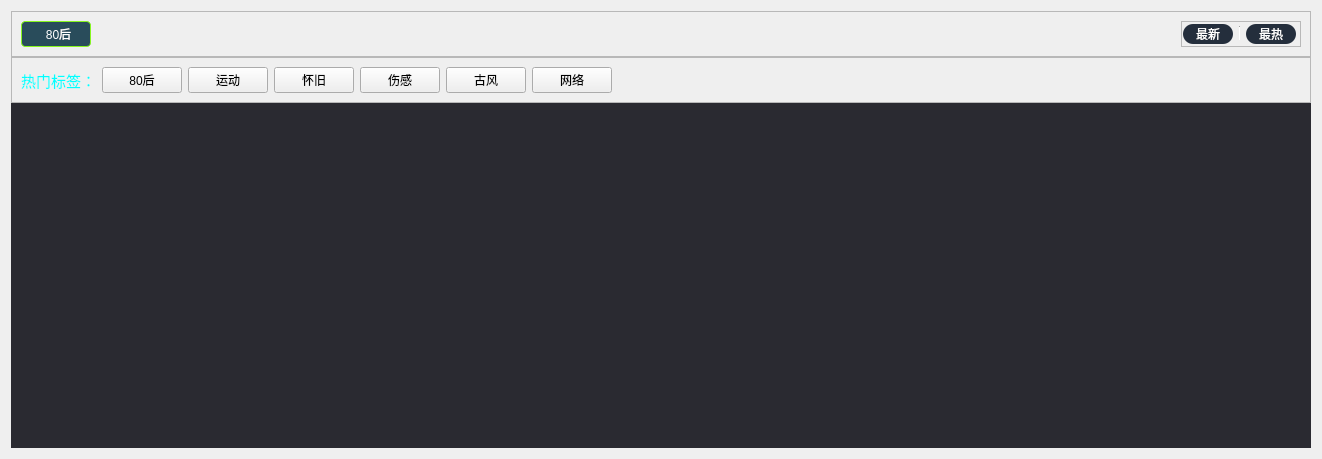
Qt form VideoPlayer/mainwidget/songlistsort/SonglistSort.ui (huizhang556/pc-video-player) before a commit.
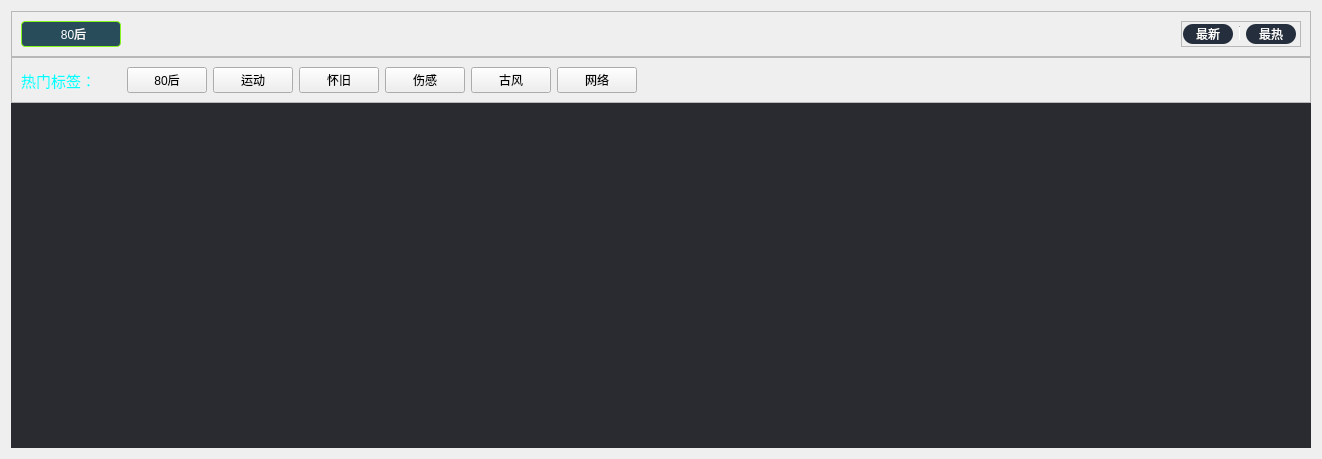
The same form after that commit.

What changed in the file:
```diff
--- a/VideoPlayer/mainwidget/songlistsort/SonglistSort.ui
+++ b/VideoPlayer/mainwidget/songlistsort/SonglistSort.ui
@@ -63,7 +63,7 @@
                 <widget class="QToolButton" name="toolButton">
                  <property name="minimumSize">
                   <size>
-                   <width>70</width>
+                   <width>100</width>
                    <height>26</height>
                   </size>
                  </property>
@@ -278,7 +278,7 @@
                 <widget class="QLabel" name="label">
                  <property name="minimumSize">
                   <size>
-                   <width>70</width>
+                   <width>100</width>
                    <height>26</height>
                   </size>
                  </property>
```
Left out of the diff: 9 changed lines with no effect on the pictures.
